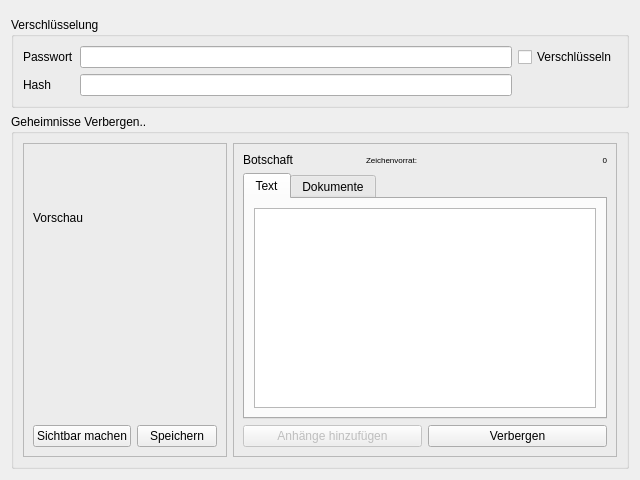
Above: res/ui/stegano.ui from sassman/stegano.kde4 before the change. Below: the same form after it.
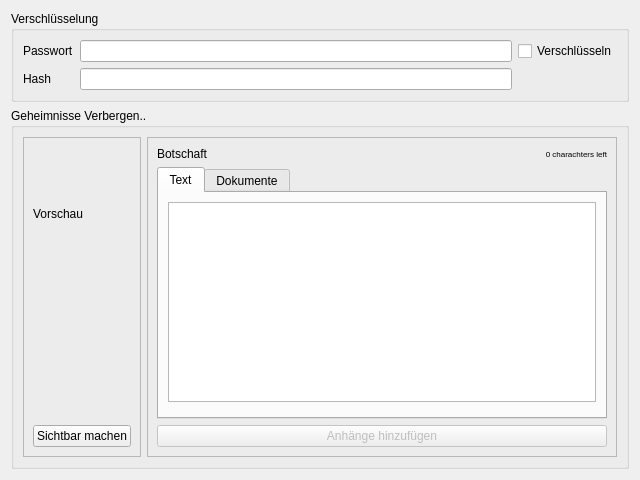
That is the form after the change. Icons and pictures are not drawn. Custom widgets are drawn as their Qt base class.

Commit message: - refactor the classes - removes save and hide buttons from gui - added toolbar buttons and menu entries for save and unhide - wrap almost all strings with translation functions

Diff of the .ui file:
```diff
--- a/res/ui/stegano.ui
+++ b/res/ui/stegano.ui
@@ -20,9 +20,6 @@
   <layout class="QVBoxLayout" name="verticalLayout_7">
    <item>
     <layout class="QVBoxLayout" name="verticalLayout_6">
-     <item>
-      <widget class="KUrlComboRequester" name="cFile"/>
-     </item>
      <item>
       <widget class="QGroupBox" name="groupEncryption">
        <property name="enabled">
@@ -126,13 +123,6 @@
                  </property>
                 </widget>
                </item>
-               <item>
-                <widget class="KPushButton" name="buttonSave">
-                 <property name="text">
-                  <string>Speichern</string>
-                 </property>
-                </widget>
-               </item>
               </layout>
              </item>
             </layout>
@@ -158,18 +148,6 @@
                    </property>
                   </widget>
                  </item>
-                 <item>
-                  <widget class="QLabel" name="label_5">
-                   <property name="font">
-                    <font>
-                     <pointsize>6</pointsize>
-                    </font>
-                   </property>
-                   <property name="text">
-                    <string>Zeichenvorrat:</string>
-                   </property>
-                  </widget>
-                 </item>
                  <item>
                   <widget class="QLabel" name="lCharsAvailable">
                    <property name="font">
@@ -178,7 +156,7 @@
                     </font>
                    </property>
                    <property name="text">
-                    <string>0</string>
+                    <string>0 charachters left</string>
                    </property>
                    <property name="alignment">
                     <set>Qt::AlignRight|Qt::AlignTrailing|Qt::AlignVCenter</set>
@@ -203,6 +181,9 @@
                    <item>
                     <widget class="KTextEdit" name="tMessageText"/>
                    </item>
+                   <item>
+                    <widget class="KCapacityBar" name="kcapacitybar"/>
+                   </item>
                   </layout>
                  </widget>
                  <widget class="QWidget" name="tabAttachment">
@@ -234,13 +215,6 @@
                  </property>
                 </widget>
                </item>
-               <item>
-                <widget class="KPushButton" name="buttonHide">
-                 <property name="text">
-                  <string>Verbergen</string>
-                 </property>
-                </widget>
-               </item>
               </layout>
              </item>
             </layout>
@@ -257,10 +231,9 @@
  </widget>
  <customwidgets>
   <customwidget>
-   <class>KUrlComboRequester</class>
-   <extends>KUrlRequester</extends>
-   <header>kurlrequester.h</header>
-   <container>1</container>
+   <class>KCapacityBar</class>
+   <extends>QWidget</extends>
+   <header>kcapacitybar.h</header>
   </customwidget>
   <customwidget>
    <class>KLineEdit</class>
@@ -287,12 +260,6 @@
    <extends>QListWidget</extends>
    <header>klistwidget.h</header>
   </customwidget>
-  <customwidget>
-   <class>KUrlRequester</class>
-   <extends>QFrame</extends>
-   <header>kurlrequester.h</header>
-   <container>1</container>
-  </customwidget>
   <customwidget>
    <class>KTabWidget</class>
    <extends>QTabWidget</extends>
```
Left out of the diff: 42 changed lines with no effect on the pictures. The commit also changes 5 other files.
